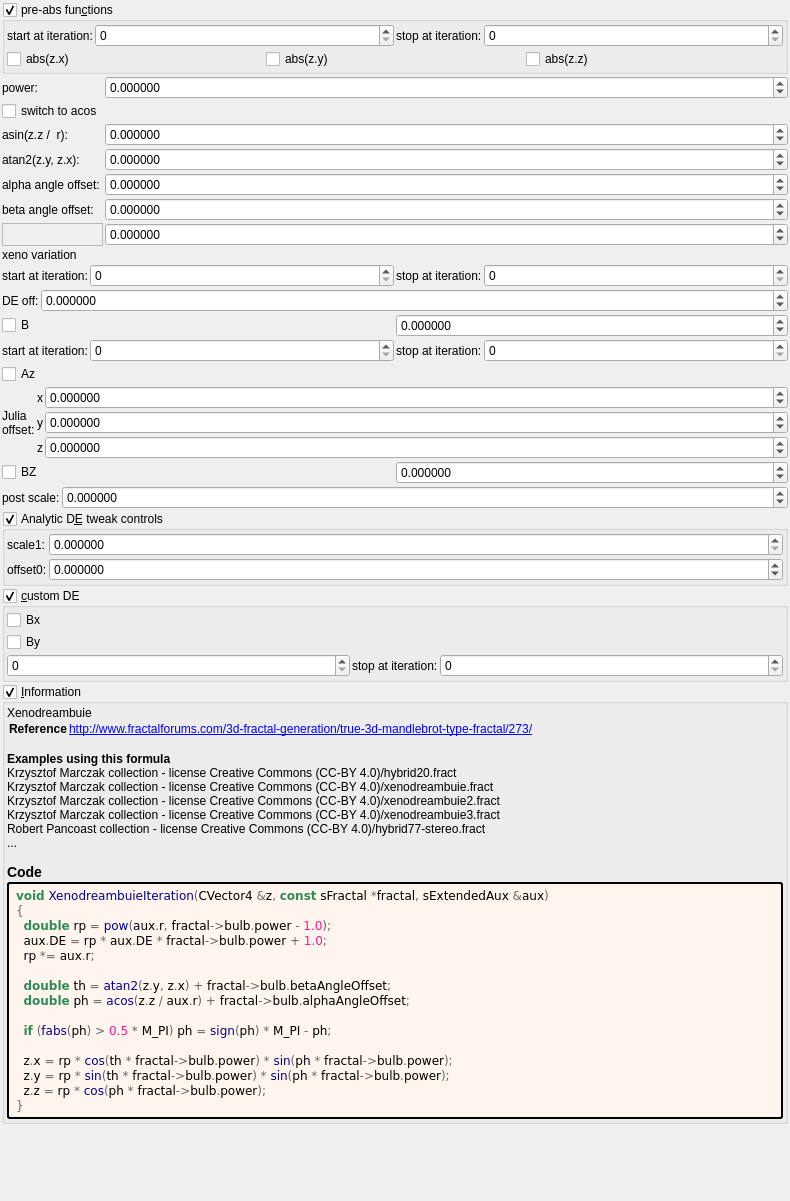
buddhi1980/mandelbulber2, file mandelbulber2/formula/ui/xenodreambuie_v3.ui: the form before one commit.
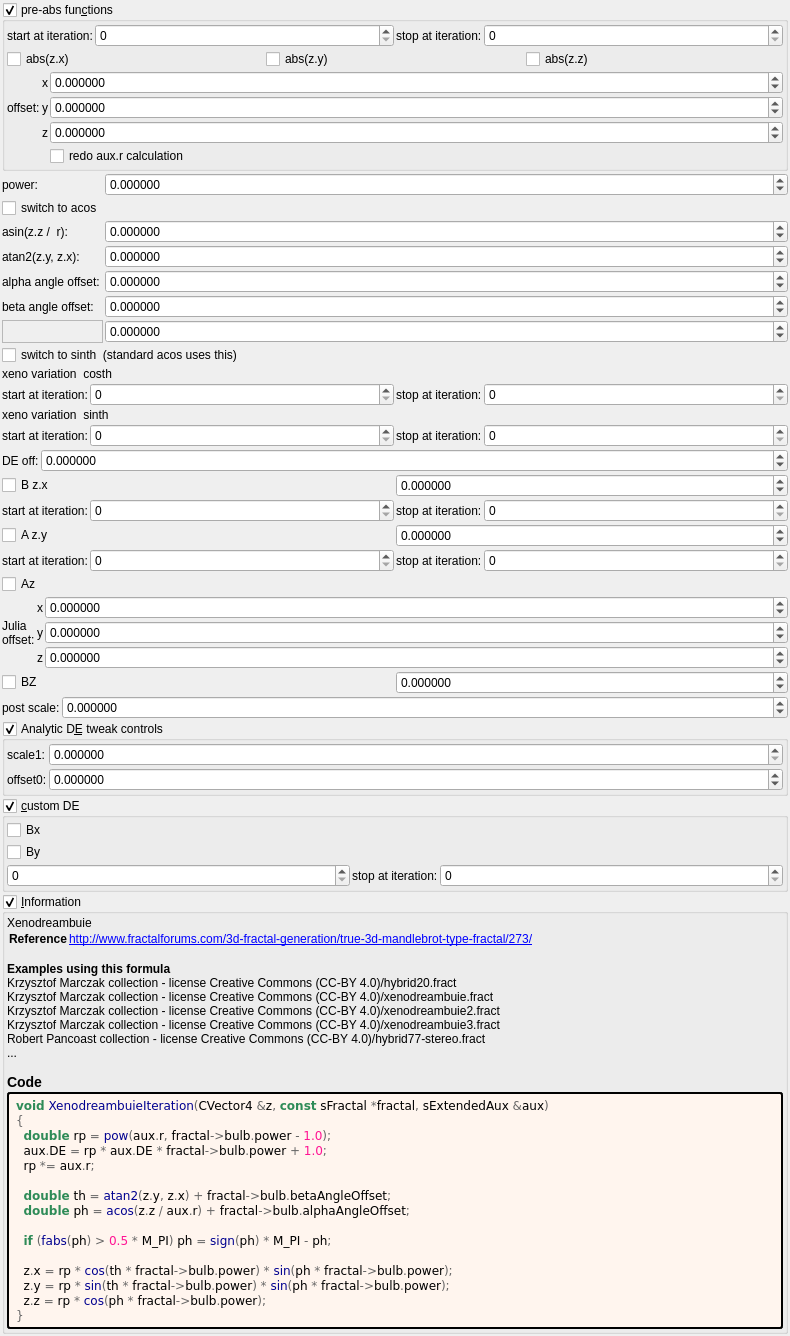
The form after the commit. Custom widgets are drawn as their Qt base class.

The edit to the form file:
```diff
--- a/mandelbulber2/formula/ui/xenodreambuie_v3.ui
+++ b/mandelbulber2/formula/ui/xenodreambuie_v3.ui
@@ -7,7 +7,7 @@
     <x>0</x>
     <y>0</y>
     <width>790</width>
-    <height>1201</height>
+    <height>1319</height>
    </rect>
   </property>
   <property name="windowTitle">
@@ -37,7 +37,7 @@
      <property name="checkable">
       <bool>true</bool>
      </property>
-     <layout class="QVBoxLayout" name="verticalLayout_12" stretch="0,0">
+     <layout class="QVBoxLayout" name="verticalLayout_12" stretch="0,0,0">
       <property name="spacing">
        <number>2</number>
       </property>
@@ -63,7 +63,7 @@
          </widget>
         </item>
         <item>
-         <widget class="MySpinBox" name="spinboxInt_transf_start_iterations_A">
+         <widget class="MySpinBox" name="spinboxInt_transf_start_iterations_P">
           <property name="sizePolicy">
            <sizepolicy hsizetype="Minimum" vsizetype="Maximum">
             <horstretch>0</horstretch>
@@ -89,7 +89,7 @@
          </widget>
         </item>
         <item>
-         <widget class="MySpinBox" name="spinboxInt_transf_stop_iterations_A">
+         <widget class="MySpinBox" name="spinboxInt_transf_stop_iterations_P">
           <property name="sizePolicy">
            <sizepolicy hsizetype="Preferred" vsizetype="Maximum">
             <horstretch>0</horstretch>
@@ -128,6 +128,132 @@
         </item>
        </layout>
       </item>
+      <item>
+       <layout class="QGridLayout" name="gridLayout_15" columnstretch="0,0,1">
+        <property name="spacing">
+         <number>2</number>
+        </property>
+        <item row="0" column="2">
+         <widget class="MyDoubleSpinBox" name="spinbox3_transf_offsetA_000_x">
+          <property name="sizePolicy">
+           <sizepolicy hsizetype="Minimum" vsizetype="Maximum">
+            <horstretch>0</horstretch>
+            <verstretch>0</verstretch>
+           </sizepolicy>
+          </property>
+          <property name="prefix">
+           <string/>
+          </property>
+          <property name="suffix">
+           <string/>
+          </property>
+          <property name="decimals">
+           <number>6</number>
+          </property>
+          <property name="minimum">
+           <double>-99.989999999999995</double>
+          </property>
+          <property name="maximum">
+           <double>99.989999999999995</double>
+          </property>
+          <property name="singleStep">
+           <double>0.100000000000000</double>
+          </property>
+         </widget>
+        </item>
+        <item row="0" column="0" rowspan="3">
+         <widget class="QLabel" name="label_264">
+          <property name="text">
+           <string>offset:</string>
+          </property>
+         </widget>
+        </item>
+        <item row="0" column="1">
+         <widget class="QLabel" name="label_115">
+          <property name="text">
+           <string notr="true">x</string>
+          </property>
+         </widget>
+        </item>
+        <item row="2" column="2">
+         <widget class="MyDoubleSpinBox" name="spinbox3_transf_offsetA_000_z">
+          <property name="sizePolicy">
+           <sizepolicy hsizetype="Minimum" vsizetype="Maximum">
+            <horstretch>0</horstretch>
+            <verstretch>0</verstretch>
+           </sizepolicy>
+          </property>
+          <property name="prefix">
+           <string/>
+          </property>
+          <property name="suffix">
+           <string/>
+          </property>
+          <property name="decimals">
+           <number>6</number>
+          </property>
+          <property name="minimum">
+           <double>-99.989999999999995</double>
+          </property>
+          <property name="maximum">
+           <double>99.989999999999995</double>
+          </property>
+          <property name="singleStep">
+           <double>0.100000000000000</double>
+          </property>
+         </widget>
+        </item>
+        <item row="2" column="1">
+         <widget class="QLabel" name="label_122">
+          <property name="text">
+           <string notr="true">z</string>
+          </property>
+         </widget>
+        </item>
+        <item row="1" column="2">
+         <widget class="MyDoubleSpinBox" name="spinbox3_transf_offsetA_000_y">
+          <property name="sizePolicy">
+           <sizepolicy hsizetype="Minimum" vsizetype="Maximum">
+            <horstretch>0</horstretch>
+            <verstretch>0</verstretch>
+           </sizepolicy>
+          </property>
+          <property name="prefix">
+           <string/>
+          </property>
+          <property name="suffix">
+           <string/>
+          </property>
+          <property name="decimals">
+           <number>6</number>
+          </property>
+          <property name="minimum">
+           <double>-99.989999999999995</double>
+          </property>
+          <property name="maximum">
+           <double>99.989999999999995</double>
+          </property>
+          <property name="singleStep">
+           <double>0.100000000000000</double>
+          </property>
+         </widget>
+        </item>
+        <item row="1" column="1">
+         <widget class="QLabel" name="label_123">
+          <property name="text">
+           <string notr="true">y</string>
+          </property>
+         </widget>
+        </item>
+        <item row="3" column="2">
+         <widget class="MyCheckBox" name="checkBox_transf_function_enabledT_false">
+          <property name="text">
+           <string notr="true">redo aux.r calculation</string>
+          </property>
+         </widget>
+        </item>
+       </layout>
+      </item>
      </layout>
     </widget>
    </item>
@@ -359,9 +485,16 @@
     </layout>
    </item>
    <item>
-    <widget class="QLabel" name="label_76">
+    <widget class="MyCheckBox" name="checkBox_transf_function_enabledD_false">
      <property name="text">
-      <string>xeno variation </string>
+      <string notr="true">switch to sinth  (standard acos uses this)</string>
+     </property>
+    </widget>
+   </item>
+   <item>
+    <widget class="QLabel" name="label_77">
+     <property name="text">
+      <string>xeno variation  costh</string>
      </property>
     </widget>
    </item>
@@ -415,6 +548,63 @@
      </item>
     </layout>
    </item>
+   <item>
+    <widget class="QLabel" name="label_76">
+     <property name="text">
+      <string>xeno variation  sinth</string>
+     </property>
+    </widget>
+   </item>
+   <item>
+    <layout class="QHBoxLayout" name="horizontalLayout_20" stretch="0,1,0,1">
+     <item>
+      <widget class="QLabel" name="label_100">
+       <property name="text">
+        <string>start at iteration:</string>
+       </property>
+      </widget>
+     </item>
+     <item>
+      <widget class="MySpinBox" name="spinboxInt_transf_start_iterations_Y">
+       <property name="sizePolicy">
+        <sizepolicy hsizetype="Minimum" vsizetype="Maximum">
+         <horstretch>0</horstretch>
+         <verstretch>0</verstretch>
+        </sizepolicy>
+       </property>
+       <property name="minimum">
+        <number>0</number>
+       </property>
+       <property name="maximum">
+        <number>999</number>
+       </property>
+       <property name="value">
+        <number>0</number>
+       </property>
+      </widget>
+     </item>
+     <item>
+      <widget class="QLabel" name="label_72">
+       <property name="text">
+        <string>stop at iteration:</string>
+       </property>
+      </widget>
+     </item>
+     <item>
+      <widget class="MySpinBox" name="spinboxInt_transf_stop_iterations_Y">
+       <property name="sizePolicy">
+        <sizepolicy hsizetype="Preferred" vsizetype="Maximum">
+         <horstretch>0</horstretch>
+         <verstretch>0</verstretch>
+        </sizepolicy>
+       </property>
+       <property name="maximum">
+        <number>999</number>
+       </property>
+      </widget>
+     </item>
+    </layout>
+   </item>
    <item>
     <layout class="QHBoxLayout" name="horizontalLayout_23" stretch="0,1">
      <item>
@@ -459,7 +649,7 @@
      <item>
       <widget class="MyCheckBox" name="checkBox_transf_function_enabledB_false">
        <property name="text">
-        <string notr="true">B</string>
+        <string notr="true">B z.x</string>
        </property>
       </widget>
      </item>
@@ -543,6 +733,95 @@
      </item>
     </layout>
    </item>
+   <item>
+    <layout class="QHBoxLayout" name="horizontalLayout_25" stretch="0,0">
+     <item>
+      <widget class="MyCheckBox" name="checkBox_transf_function_enabledA_false">
+       <property name="text">
+        <string notr="true">A z.y</string>
+       </property>
+      </widget>
+     </item>
+     <item>
+      <widget class="MyDoubleSpinBox" name="spinbox_transf_scaleA_0">
+       <property name="sizePolicy">
+        <sizepolicy hsizetype="Minimum" vsizetype="Maximum">
+         <horstretch>0</horstretch>
+         <verstretch>0</verstretch>
+        </sizepolicy>
+       </property>
+       <property name="prefix">
+        <string/>
+       </property>
+       <property name="suffix">
+        <string/>
+       </property>
+       <property name="decimals">
+        <number>6</number>
+       </property>
+       <property name="minimum">
+        <double>-99.989999999999995</double>
+       </property>
+       <property name="maximum">
+        <double>99.989999999999995</double>
+       </property>
+       <property name="singleStep">
+        <double>0.100000000000000</double>
+       </property>
+      </widget>
+     </item>
+    </layout>
+   </item>
+   <item>
+    <layout class="QHBoxLayout" name="horizontalLayout_27" stretch="0,1,0,1">
+     <item>
+      <widget class="QLabel" name="label_102">
+       <property name="text">
+        <string>start at iteration:</string>
+       </property>
+      </widget>
+     </item>
+     <item>
+      <widget class="MySpinBox" name="spinboxInt_transf_start_iterations_A">
+       <property name="sizePolicy">
+        <sizepolicy hsizetype="Minimum" vsizetype="Maximum">
+         <horstretch>0</horstretch>
+         <verstretch>0</verstretch>
+        </sizepolicy>
+       </property>
+       <property name="minimum">
+        <number>0</number>
+       </property>
+       <property name="maximum">
+        <number>999</number>
+       </property>
+       <property name="value">
+        <number>0</number>
+       </property>
+      </widget>
+     </item>
+     <item>
+      <widget class="QLabel" name="label_73">
+       <property name="text">
+        <string>stop at iteration:</string>
+       </property>
+      </widget>
+     </item>
+     <item>
+      <widget class="MySpinBox" name="spinboxInt_transf_stop_iterations_A">
+       <property name="sizePolicy">
+        <sizepolicy hsizetype="Preferred" vsizetype="Maximum">
+         <horstretch>0</horstretch>
+         <verstretch>0</verstretch>
+        </sizepolicy>
+       </property>
+       <property name="maximum">
+        <number>999</number>
+       </property>
+      </widget>
+     </item>
+    </layout>
+   </item>
    <item>
     <widget class="MyCheckBox" name="checkBox_transf_function_enabledAz_false">
      <property name="text">
```
Left out of the diff: 69 changed lines with no effect on the pictures.
